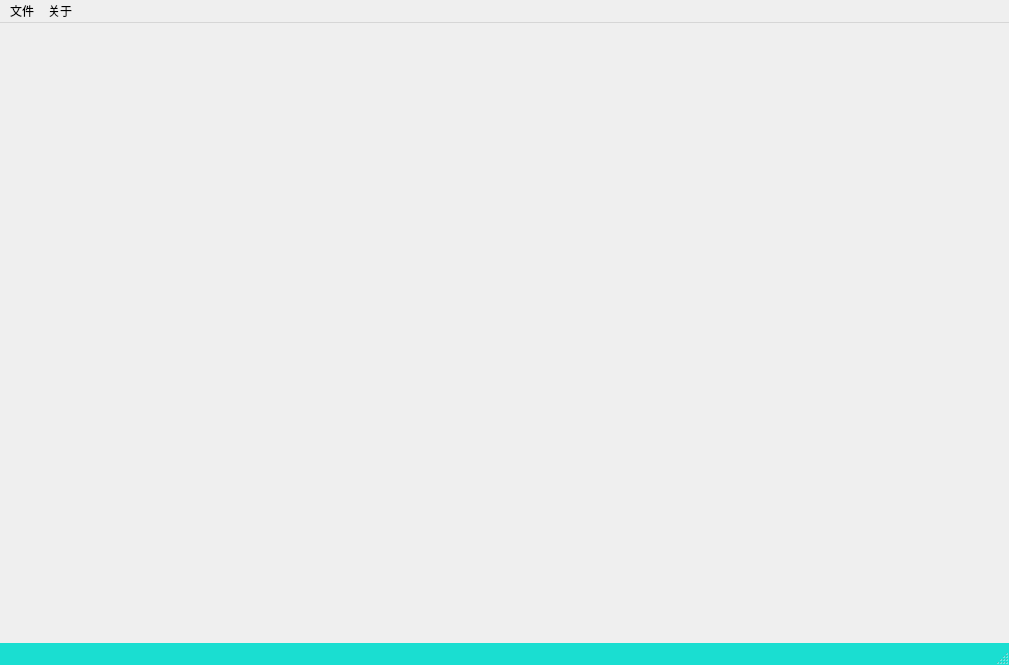
Above: mainwindow.ui from jkjkil4/ExamSysTeacher before the change. Below: the same form after it.
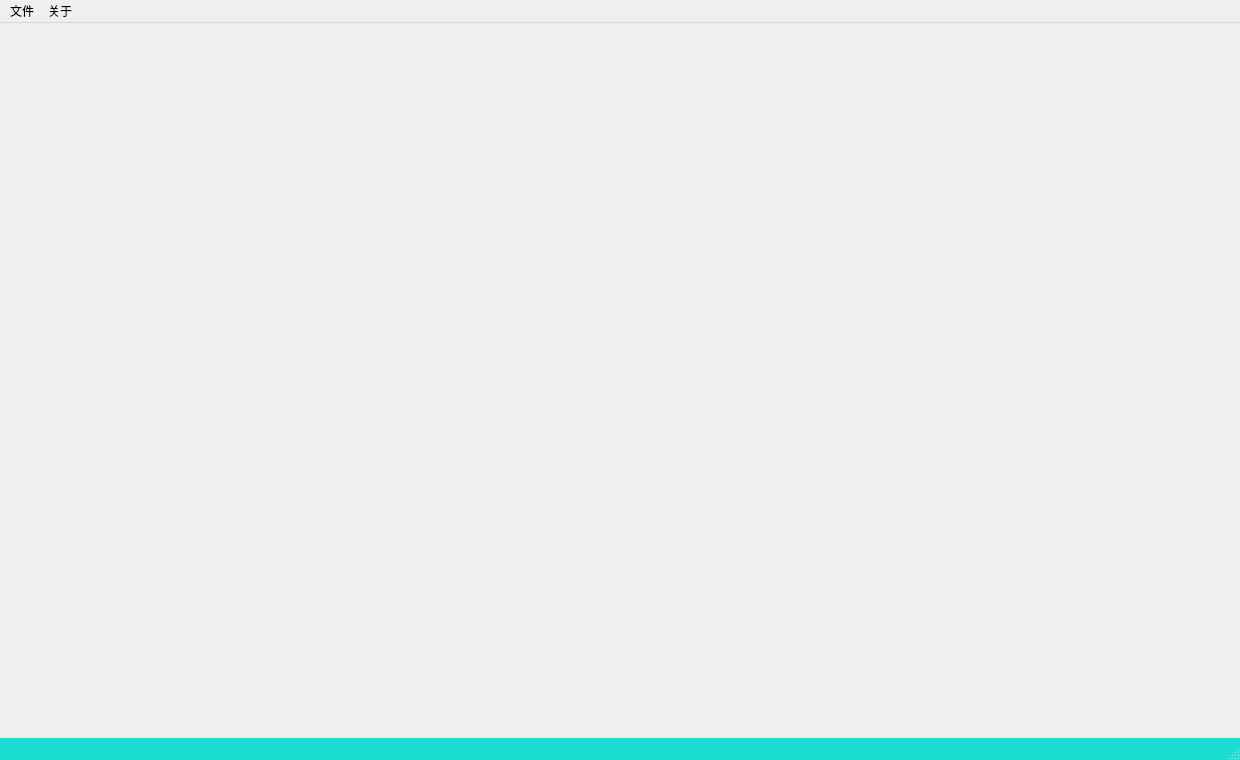
That is the form after the change.

The edit to the form file:
```diff
--- a/mainwindow.ui
+++ b/mainwindow.ui
@@ -6,8 +6,8 @@
    <rect>
     <x>0</x>
     <y>0</y>
-    <width>1009</width>
-    <height>665</height>
+    <width>1240</width>
+    <height>760</height>
    </rect>
   </property>
   <property name="windowTitle">
@@ -24,7 +24,7 @@
     <rect>
      <x>0</x>
      <y>0</y>
-     <width>1009</width>
+     <width>1240</width>
      <height>26</height>
     </rect>
    </property>
```
